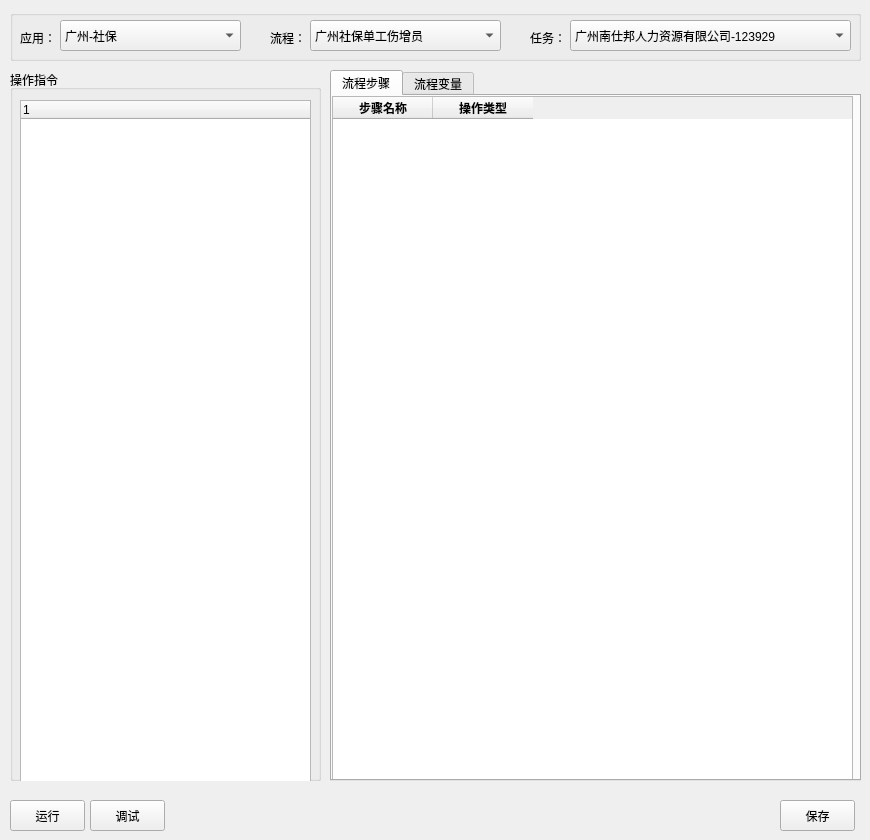
itishsy/seebot, file src/seebot/seebot/ide/flow_config.ui: the form before one commit.
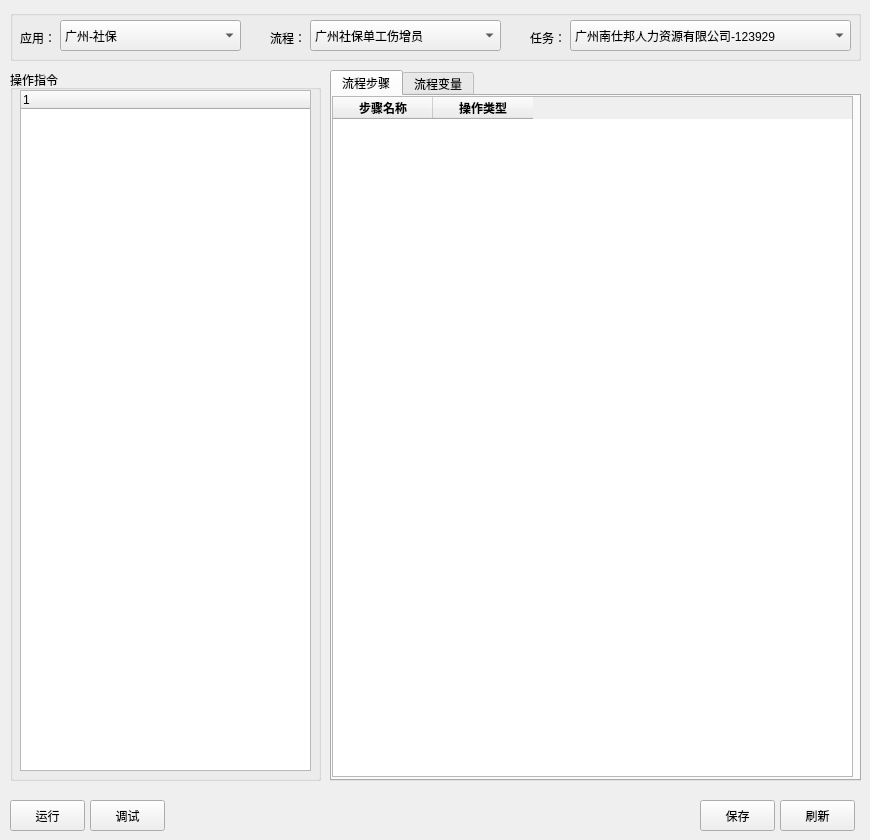
The form after the commit.

```diff
--- a/src/seebot/seebot/ide/flow_config.ui
+++ b/src/seebot/seebot/ide/flow_config.ui
@@ -41,7 +41,7 @@
        <x>0</x>
        <y>0</y>
        <width>521</width>
-       <height>741</height>
+       <height>681</height>
       </rect>
      </property>
      <property name="mouseTracking">
@@ -158,7 +158,7 @@
   <widget class="QPushButton" name="btn_save">
    <property name="geometry">
     <rect>
-     <x>780</x>
+     <x>700</x>
      <y>800</y>
      <width>75</width>
      <height>31</height>
@@ -197,9 +197,9 @@
     <property name="geometry">
      <rect>
       <x>10</x>
-      <y>30</y>
+      <y>20</y>
       <width>291</width>
-      <height>731</height>
+      <height>681</height>
      </rect>
     </property>
     <property name="editTriggers">
@@ -342,6 +342,19 @@
     </item>
    </widget>
   </widget>
+  <widget class="QPushButton" name="btn_reload">
+   <property name="geometry">
+    <rect>
+     <x>780</x>
+     <y>800</y>
+     <width>75</width>
+     <height>31</height>
+    </rect>
+   </property>
+   <property name="text">
+    <string>刷新</string>
+   </property>
+  </widget>
  </widget>
  <resources/>
  <connections/>
```
Left out of the diff: 2 changed lines with no effect on the pictures.
